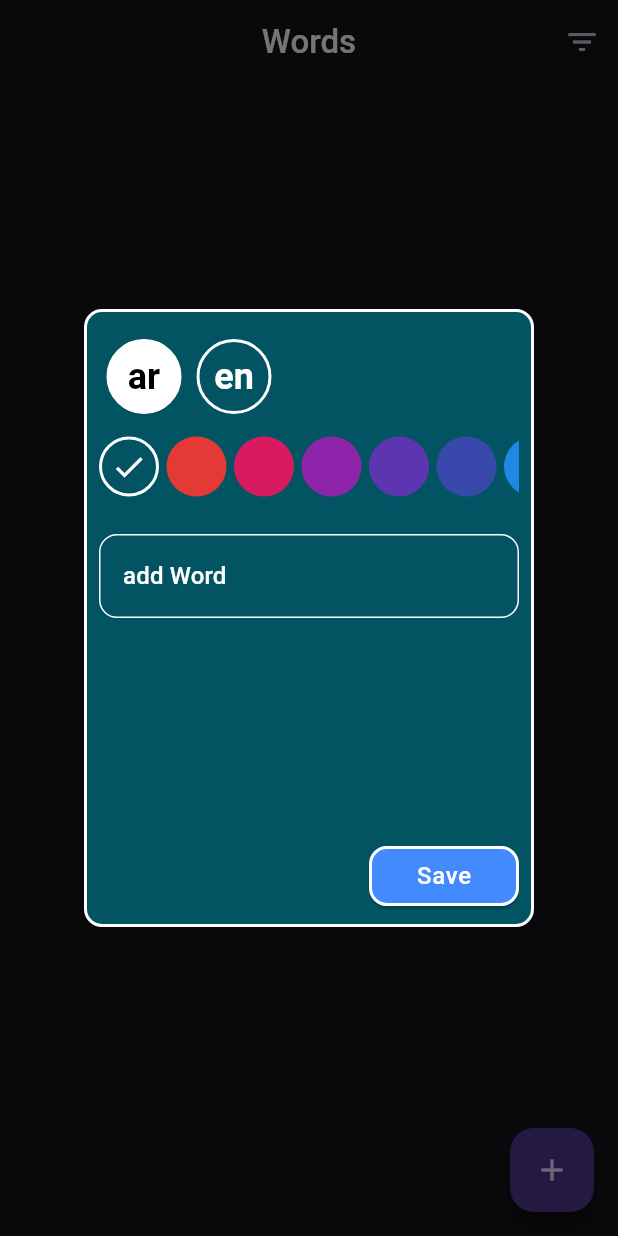
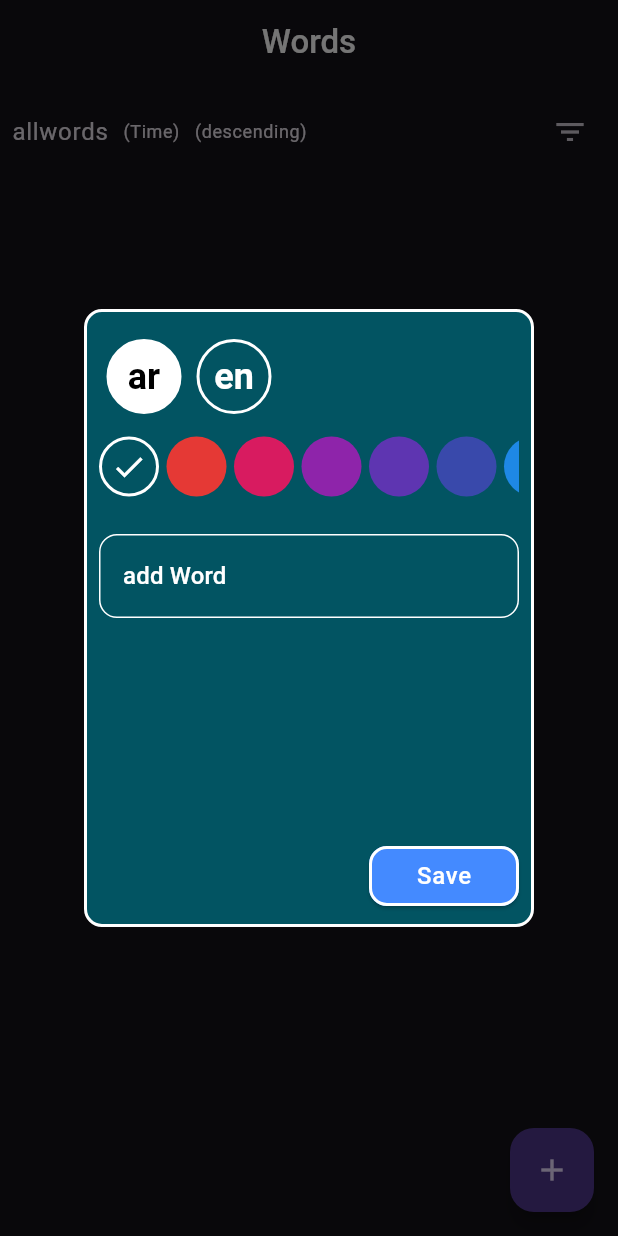
Before and after one commit to mohamed20254/vocabulary-local-App, a Flutter app: the screen it shows after launch, after a tap on the "add" icon, on a phone screen of 412 x 824 dp. Run offline on Flutter 3.47's test engine with Material 3 defaults, Android fonts, the phone set to English and light mode, and no system bars; our stand-ins replace bloc, equatable, flutter_bloc, google_fonts, hive, hive_flutter; accounts and stored records are empty.

Commit message:
finish details screen

```diff
--- a/lib/main.dart
+++ b/lib/main.dart
@@ -25,7 +25,7 @@ class MyApp extends StatelessWidget {
       ],
       child: MaterialApp(
         title: 'Flutter Demo',
-
+        debugShowCheckedModeBanner: false,
         theme: AppTheme.appTheme,
 
         home: const HomeScreen(),
--- a/lib/presentation/screen/home_screen.dart
+++ b/lib/presentation/screen/home_screen.dart
@@ -6,6 +6,7 @@ import 'package:vocabulary/controllers/read_data_cubit/read_data_cubit.dart';
 import 'package:vocabulary/controllers/read_data_cubit/read_data_state.dart';
 import 'package:vocabulary/core/constant/common/failure_widget.dart';
 import 'package:vocabulary/core/constant/common/loading_widget.dart';
+import 'package:vocabulary/presentation/screen/word_detils.dart';
 import 'package:vocabulary/presentation/widget/custom_dialog_fliter.dart';
 
 import 'package:vocabulary/presentation/widget/dialog_widget.dart';
@@ -29,24 +30,14 @@ class _HomeScreenState extends State<HomeScreen> {
 
   @override
   Widget build(final BuildContext context) {
-    log("=============================xxxxxxxxxx");
     final Size size = MediaQuery.of(context).size;
     return Scaffold(
       floatingActionButton: _buildFloatactionBuuton(context),
 
-      appBar: AppBar(
-        title: const Text("Words"),
-        actions: [
-          IconButton(
-            onPressed: () => showDialog(
-              context: context,
-              builder: (final context) => const CustomDialogFliter(),
-            ),
-            icon: const Icon(Icons.filter_list_outlined),
-          ),
-        ],
-      ),
-      body: BlocBuilder<ReadDataCubit, ReadDataCubitStates>(
+      appBar: AppBar(title: const Text("Words")),
+      body: Padding(
+        padding: const EdgeInsets.all(8.0),
+        child: BlocBuilder<ReadDataCubit, ReadDataCubitStates>(
           builder: (final context, final state) {
             if (state is ReadDataCubitLoadingState) {
               return const LodingScreen();
@@ -60,13 +51,63 @@ class _HomeScreenState extends State<HomeScreen> {
             }
 
             if (state is ReadDataCubitSuccessState) {
-            return GridView.builder(
-              gridDelegate: const SliverGridDelegateWithFixedCrossAxisCount(
+              return Column(
+                children: [
+                  Row(
+                    children: [
+                      Text(
+                        context.read<ReadDataCubit>().languageFilter ==
+                                LanguageFilter.allWords
+                            ? "allwords"
+                            : context.read<ReadDataCubit>().languageFilter ==
+                                  LanguageFilter.englishOnly
+                            ? "engilsh words"
+                            : "arabic Words",
+                        style: Theme.of(context).textTheme.bodyLarge,
+                      ),
+                      const SizedBox(width: 10),
+                      Text(
+                        context.read<ReadDataCubit>().sortedBy == SortedBy.time
+                            ? "(Time)"
+                            : "(word lenguth)",
+
+                        style: Theme.of(context).textTheme.bodySmall,
+                      ),
+                      const SizedBox(width: 10),
+                      Text(
+                        context.read<ReadDataCubit>().sortingType ==
+                                SortingType.ascending
+                            ? "(ascending)"
+                            : "(descending)",
+                        style: Theme.of(context).textTheme.bodySmall,
+                      ),
+                      const Spacer(),
+                      IconButton(
+                        onPressed: () => showDialog(
+                          context: context,
+                          builder: (final context) =>
+                              const CustomDialogFliter(),
+                        ),
+                        icon: const Icon(Icons.filter_list_outlined),
+                      ),
+                    ],
+                  ),
+                  Expanded(
+                    child: GridView.builder(
+                      gridDelegate:
+                          const SliverGridDelegateWithFixedCrossAxisCount(
                             crossAxisCount: 2,
                           ),
                       itemCount: state.words.length,
                       itemBuilder: (final context, final index) {
-                return Card(
+                        return InkWell(
+                          onTap: () => Navigator.of(context).push(
+                            MaterialPageRoute(
+                              builder: (final context) =>
+                                  WordDetils(word: state.words[index]),
+                            ),
+                          ),
+                          child: Card(
                             color: Color(state.words[index].colorCode),
                             child: Center(
                               child: Text(
@@ -74,12 +115,17 @@ class _HomeScreenState extends State<HomeScreen> {
                                 textAlign: TextAlign.center,
                               ),
                             ),
+                          ),
                         );
                       },
+                    ),
+                  ),
+                ],
               );
             }
             return const SizedBox();
           },
+        ),
       ),
     );
   }
```
Also changed, not shown: lib/presentation/screen/word_detils.dart (added, +222 -0 lines), lib/presentation/widget/custom_bottom_sheet.dart (added, +74 -0 lines), lib/presentation/widget/custom_remov.dart (added, +113 -0 lines). Lines whose indentation alone changed are shown as unchanged.
